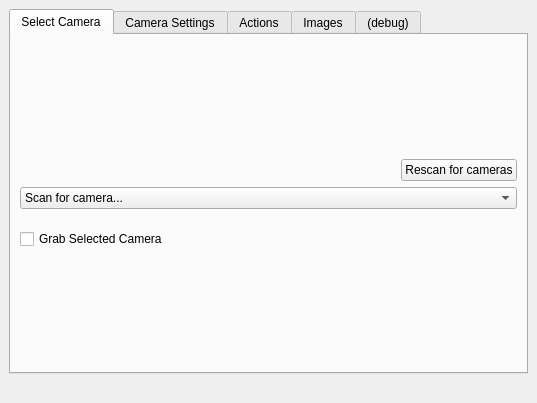
steveicarus/camctl, file camtool/camtool.ui: the form before one commit.
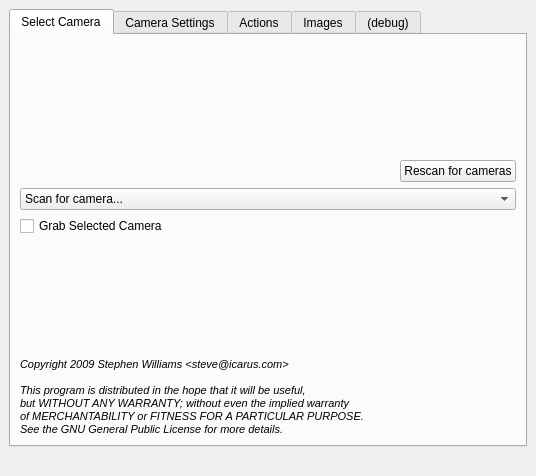
The form after the commit.

Commit message: Copyright notices.

```diff
--- a/camtool/camtool.ui
+++ b/camtool/camtool.ui
@@ -5,8 +5,8 @@
    <rect>
     <x>0</x>
     <y>0</y>
-    <width>537</width>
-    <height>403</height>
+    <width>536</width>
+    <height>476</height>
    </rect>
   </property>
   <property name="windowTitle" >
@@ -85,22 +85,6 @@
           </item>
          </widget>
         </item>
-        <item>
-         <spacer name="verticalSpacer" >
-          <property name="orientation" >
-           <enum>Qt::Vertical</enum>
-          </property>
-          <property name="sizeType" >
-           <enum>QSizePolicy::Fixed</enum>
-          </property>
-          <property name="sizeHint" stdset="0" >
-           <size>
-            <width>442</width>
-            <height>14</height>
-           </size>
-          </property>
-         </spacer>
-        </item>
         <item>
          <widget class="QCheckBox" name="grab_check_box" >
           <property name="sizePolicy" >
@@ -130,6 +114,31 @@
           </property>
          </spacer>
         </item>
+        <item>
+         <widget class="QLabel" name="label_2" >
+          <property name="font" >
+           <font>
+            <pointsize>7</pointsize>
+            <italic>true</italic>
+           </font>
+          </property>
+          <property name="text" >
+           <string>&lt;!DOCTYPE HTML PUBLIC "-//W3C//DTD HTML 4.0//EN" "http://www.w3.org/TR/REC-html40/strict.dtd">
+&lt;html>&lt;head>&lt;meta name="qrichtext" content="1" />&lt;style type="text/css">
+p, li { white-space: pre-wrap; }
+&lt;/style>&lt;/head>&lt;body style=" font-family:'Lucida Grande'; font-size:7pt; font-weight:400; font-style:italic;">
+&lt;p style=" margin-top:0px; margin-bottom:0px; margin-left:0px; margin-right:0px; -qt-block-indent:0; text-indent:0px; font-size:13pt; font-style:normal;">&lt;span style=" font-size:8pt; font-style:italic;">Copyright 2009 Stephen Williams &amp;lt;steve@icarus.com&amp;gt;&lt;/span>&lt;/p>
+&lt;p style="-qt-paragraph-type:empty; margin-top:0px; margin-bottom:0px; margin-left:0px; margin-right:0px; -qt-block-indent:0; text-indent:0px; font-size:8pt;">&lt;/p>
+&lt;p style=" margin-top:0px; margin-bottom:0px; margin-left:0px; margin-right:0px; -qt-block-indent:0; text-indent:0px; font-size:8pt;">This program is distributed in the hope that it will be useful,&lt;/p>
+&lt;p style=" margin-top:0px; margin-bottom:0px; margin-left:0px; margin-right:0px; -qt-block-indent:0; text-indent:0px; font-size:8pt;">but WITHOUT ANY WARRANTY; without even the implied warranty&lt;/p>
+&lt;p style=" margin-top:0px; margin-bottom:0px; margin-left:0px; margin-right:0px; -qt-block-indent:0; text-indent:0px; font-size:8pt;">of MERCHANTABILITY or FITNESS FOR A PARTICULAR PURPOSE. &lt;/p>
+&lt;p style=" margin-top:0px; margin-bottom:0px; margin-left:0px; margin-right:0px; -qt-block-indent:0; text-indent:0px; font-size:8pt;">See the GNU General Public License for more details.&lt;/p>&lt;/body>&lt;/html></string>
+          </property>
+          <property name="textFormat" >
+           <enum>Qt::AutoText</enum>
+          </property>
+         </widget>
+        </item>
        </layout>
       </widget>
       <widget class="QWidget" name="tab_2" >
```
Left out of the diff: 8 changed lines with no effect on the pictures. The commit also changes 2 other files.
